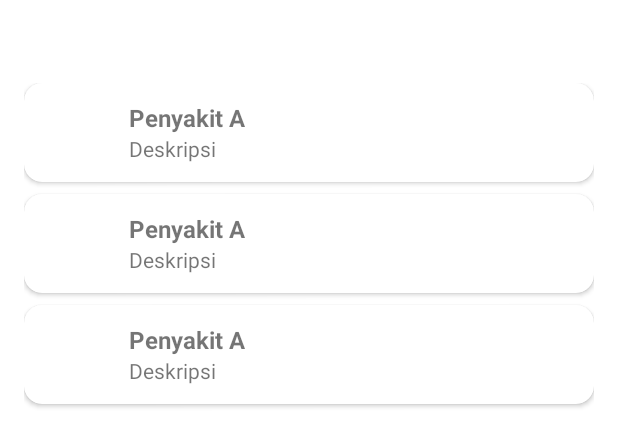
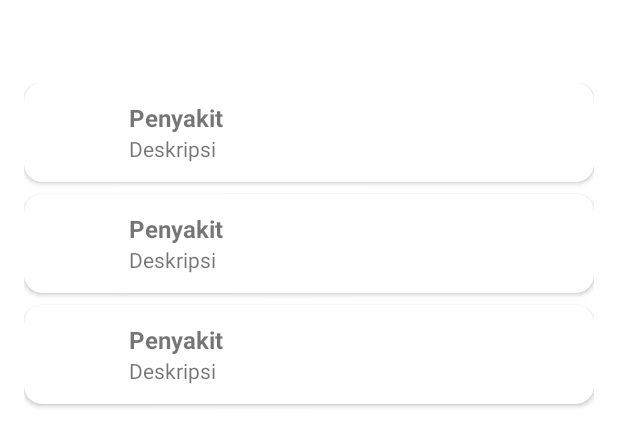
Before and after one commit to nabiilawidya/TehTeksi, an Android app: the layout activity_history.xml on its own in the app's theme, with its tools: preview values and no code run, on a phone screen of 412 x 824 dp. Shown: the part 369-807 px from the top of the screen. Run offline under Robolectric (Android 15) with nearby library versions, the phone set to English and light mode, and no system bars.

Commit message:
disease fix

```diff
--- a/app/src/main/res/layout/item_penyakit.xml
+++ b/app/src/main/res/layout/item_penyakit.xml
@@ -31,7 +31,7 @@
                 android:id="@+id/tvNamaPenyakit"
                 android:layout_width="wrap_content"
                 android:layout_height="wrap_content"
-                android:text="Penyakit A"
+                android:text="Penyakit"
                 android:textStyle="bold"
                 android:textSize="16sp" />
 
@@ -40,7 +40,9 @@
                 android:layout_width="wrap_content"
                 android:layout_height="wrap_content"
                 android:text="Deskripsi"
-                android:textSize="14sp" />
+                android:textSize="14sp"
+                android:maxLines="1"
+                android:ellipsize="end"/>
         </LinearLayout>
     </LinearLayout>
 </androidx.cardview.widget.CardView>
```
